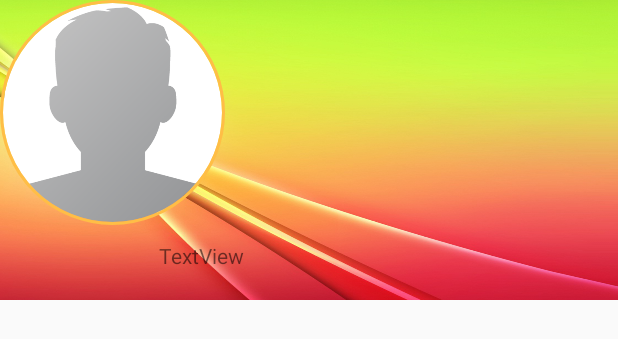
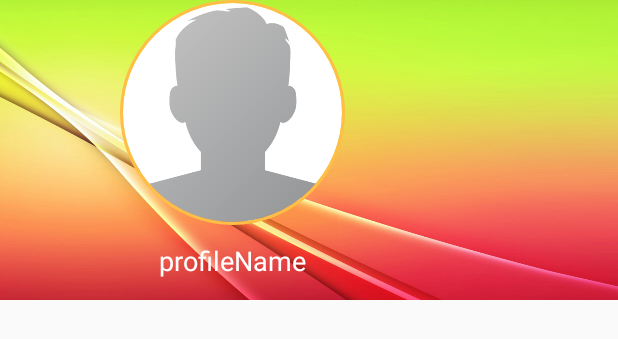
Before and after one commit to KobyKJackson/Link, an Android app: the layout navigation_header.xml on its own in the app's theme, with its tools: preview values and no code run, on a phone screen of 412 x 824 dp. Shown: the top 339 px of the screen. Run offline under Robolectric (Android 15) with nearby library versions, the phone set to English and light mode, and no system bars.

Commit message:
at 6 minute mark in Tut. 05

```diff
--- a/app/src/main/res/layout/navigation_header.xml
+++ b/app/src/main/res/layout/navigation_header.xml
@@ -1,26 +1,33 @@
 <?xml version="1.0" encoding="utf-8"?>
 <RelativeLayout xmlns:android="http://schemas.android.com/apk/res/android"
+    xmlns:app="http://schemas.android.com/apk/res-auto"
+    xmlns:tools="http://schemas.android.com/tools"
     android:layout_width="match_parent"
     android:layout_height="200dp"
-    xmlns:app="http://schemas.android.com/apk/res-auto"
     android:background="@drawable/header">
 
     <de.hdodenhof.circleimageview.CircleImageView
-        android:layout_width = "150dp"
-        android:layout_height = "150dp"
-        android:src = "@drawable/profile"
-        app:civ_border_width="2dp"
+        android:id="@+id/profile_Image"
+        android:layout_width="150dp"
+        android:layout_height="150dp"
+        android:layout_alignParentStart="true"
+        android:layout_alignParentTop="true"
+        android:layout_marginStart="80dp"
+        android:src="@drawable/profile"
         app:civ_border_color="@color/colorPrimaryDark"
-        />
+        app:civ_border_width="2dp" />
 
     <TextView
-        android:id="@+id/textView"
-        android:layout_width="wrap_content"
+        android:id="@+id/profileName_TextView"
+        android:layout_width="150dp"
         android:layout_height="wrap_content"
         android:layout_alignParentStart="true"
         android:layout_alignParentBottom="true"
-        android:layout_marginStart="106dp"
-        android:layout_marginBottom="20dp"
-        android:text="TextView" />
+        android:layout_marginStart="80dp"
+        android:layout_marginBottom="14dp"
+        android:text="@string/profilename"
+        android:textAlignment="center"
+        android:textColor="@android:color/background_light"
+        android:textSize="18sp" />
 
 </RelativeLayout>
--- a/app/src/main/res/values/strings.xml
+++ b/app/src/main/res/values/strings.xml
@@ -1,3 +1,4 @@
 <resources>
     <string name="app_name">Link</string>
+    <string name="profilename">profileName</string>
 </resources>
```
Also changed, not shown: app/src/main/java/com/jackson/k/koby/link/MainActivity.java (+88 -2 lines), app/src/main/res/layout/activity_main.xml (+9 -2 lines), app/src/main/res/layout/app_bar_layout.xml (added, +8 -0 lines).
